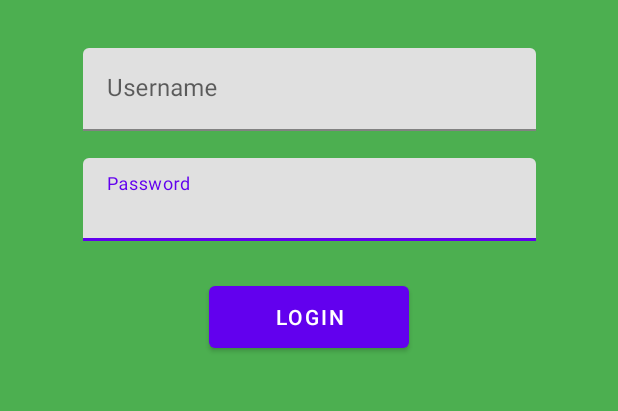
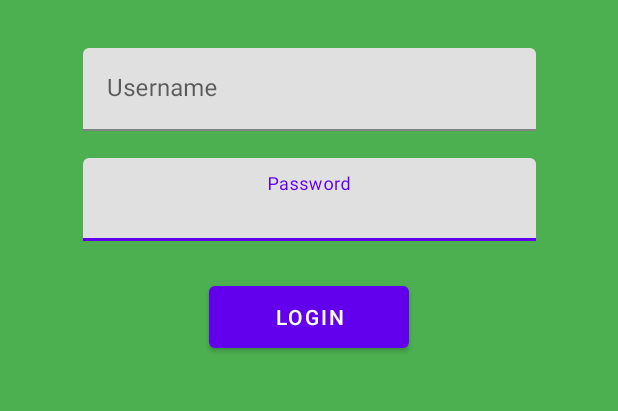
Before and after one commit to anandafitria/Kelompok3PTBA, an Android app: the screen it shows after launch (LoginActivity), on a phone screen of 412 x 824 dp, the part 590-1001 px from its top. Run offline under Robolectric (Android 15) with nearby library versions, the phone set to English and light mode, and no system bars.

Commit message:
inputType:"textPassword"

```diff
--- a/app/src/main/res/layout/activity_login.xml
+++ b/app/src/main/res/layout/activity_login.xml
@@ -44,7 +44,9 @@
         <com.google.android.material.textfield.TextInputEditText
             android:layout_width="match_parent"
             android:layout_height="wrap_content"
-            android:hint="Password" />
+            android:hint="Password"
+            android:inputType="textPassword"
+            android:gravity="center"/>
     </com.google.android.material.textfield.TextInputLayout>
 
     <com.google.android.material.textfield.TextInputLayout
```
